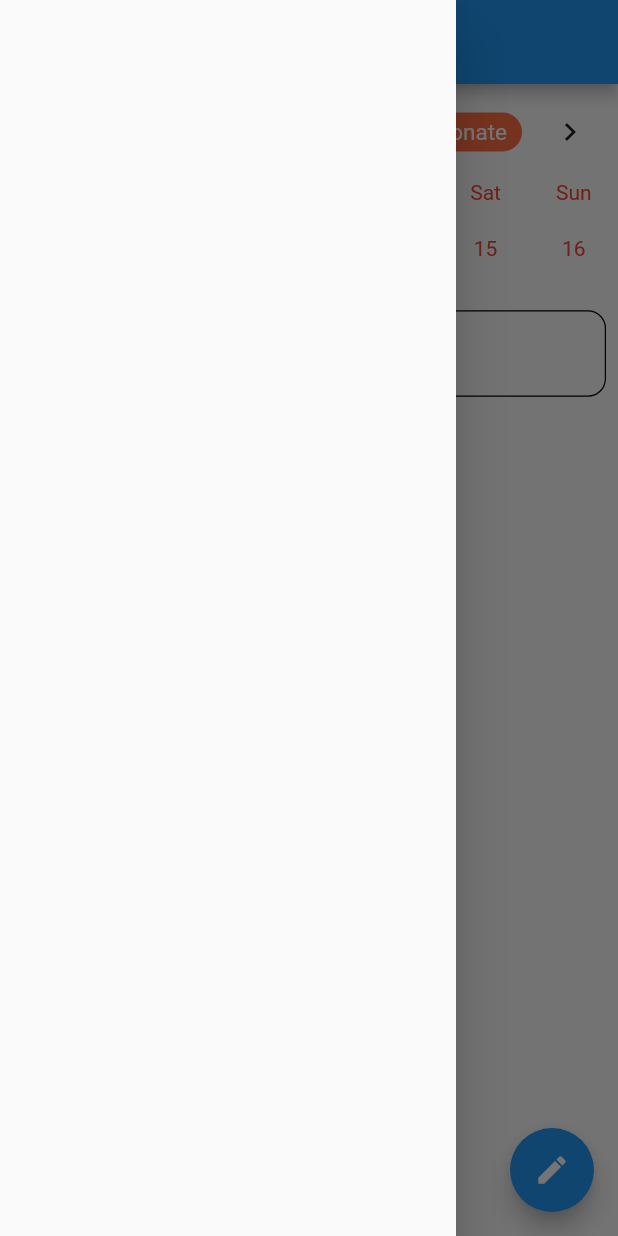
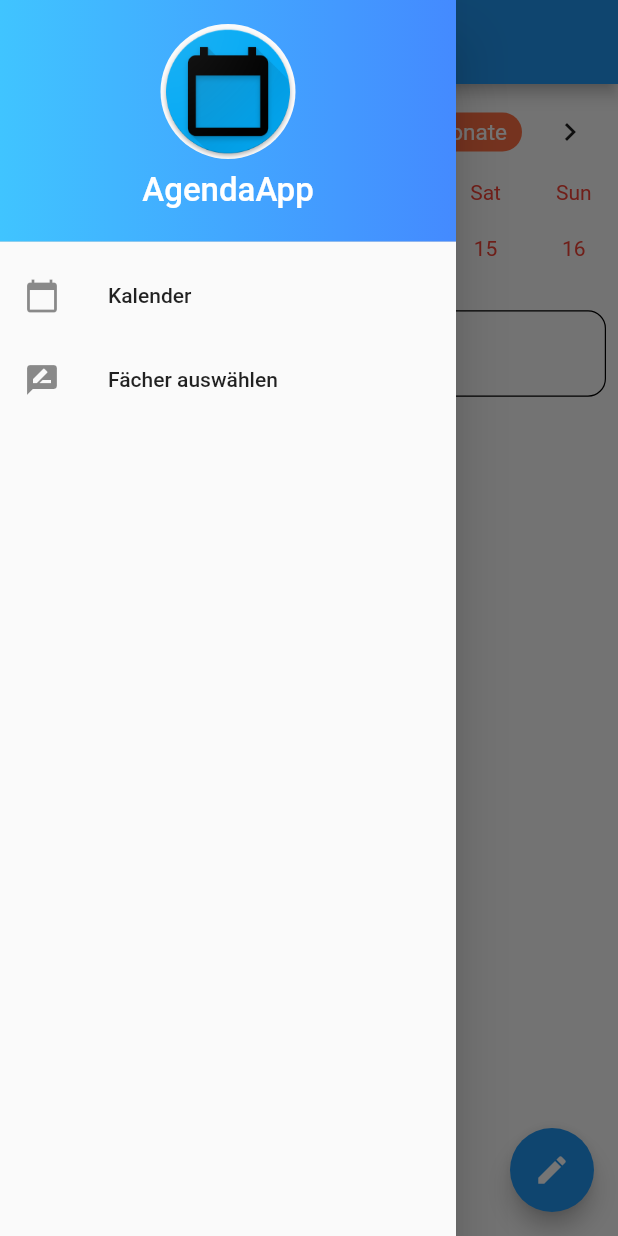
Before and after one commit to wdjpng/AgendaAppFlutter, a Flutter app: the screen it shows after launch, with the side drawer open, on a phone screen of 412 x 824 dp. Run offline on Flutter 3.47's test engine with Material 2 defaults, Android fonts, the phone set to English and light mode, and no system bars; drawn by our look-alikes of table_calendar; our stand-ins replace cloud_firestore, rflutter_alert, sqflite; accounts and stored records are empty.

Commit message:
Added hamburger action bar

```diff
--- /dev/null
+++ b/lib/drawer.dart
@@ -0,0 +1,55 @@
+import 'package:flutter/material.dart';
+import 'selectorPage.dart';
+import 'eventsPage.dart';
+
+class DrawerOnly extends StatelessWidget {
+  @override
+  Widget build (BuildContext context) {
+    return new Drawer(
+        child: new ListView(
+          children: <Widget>[
+            new DrawerHeader(
+              child: new Container(
+                child:Column(
+                    children: <Widget>[
+                      Material(
+                        borderRadius: BorderRadius.all(Radius.circular(80.0)),
+                        elevation: 0,
+                        child: Padding(padding : EdgeInsets.all(0.0),
+                        child: Image.asset('assets/images/icon.png', width:90, height:90),),
+                      ),
+                      Padding(padding: EdgeInsets.all(8.0), child: Text('AgendaApp', style: TextStyle(color: Colors.white, fontSize: 22.0),))
+                    ]
+                )
+              ),
+              decoration: new BoxDecoration(
+                  gradient: LinearGradient(colors: <Color>[Colors.lightBlueAccent, Colors.blueAccent])
+              ),
+            ),
+            new ListTile(
+              title: new Text("Kalender"),
+              leading: new Icon( Icons.calendar_today),
+              onTap: () {
+                Navigator.pop(context);
+                Navigator.push(
+                  context,
+                  MaterialPageRoute(builder: (context) => EventsPage(title: 'AgendaApp'))
+                );
+              }
+            ),
+            new ListTile(
+              title: new Text("Fächer auswählen"),
+              leading: new Icon( Icons.rate_review),
+              onTap: () {
+                Navigator.pop(context);
+                Navigator.push(
+                    context,
+                    MaterialPageRoute(builder: (context) => SelectorPage())
+                );
+              }
+            ),
+          ],
+        )
+    );
+  }
+}
--- a/lib/eventsPage.dart
+++ b/lib/eventsPage.dart
@@ -5,6 +5,8 @@ import 'Event.dart';
 import 'uploaderPage.dart';
 import 'Data.dart';
 import 'database_helpers.dart';
+import 'drawer.dart';
+
 DateTime currentDateTime = DateTime.now();
 class EventsPage extends StatefulWidget {
   EventsPage({Key key, this.title}) : super(key: key);
@@ -166,7 +168,7 @@ class _EventsPageState extends State<EventsPage> with TickerProviderStateMixin {
           appBar: AppBar(
             title: Text(widget.title),
           ),
-          drawer: Drawer(),
+          drawer:new DrawerOnly(),
           body: Column(
             mainAxisSize: MainAxisSize.max,
             children: <Widget>[
--- a/pubspec.yaml
+++ b/pubspec.yaml
@@ -44,6 +44,9 @@ flutter:
   # included with your application, so that you can use the icons in
   # the material Icons class.
   uses-material-design: true
+  assets:
+    - assets/images/icon.png
+
 
   # To add assets to your application, add an assets section, like this:
   # assets:
```
Also changed, not shown: lib/selectorPage.dart (added, +13 -0 lines), assets/images/icon.png (added).
